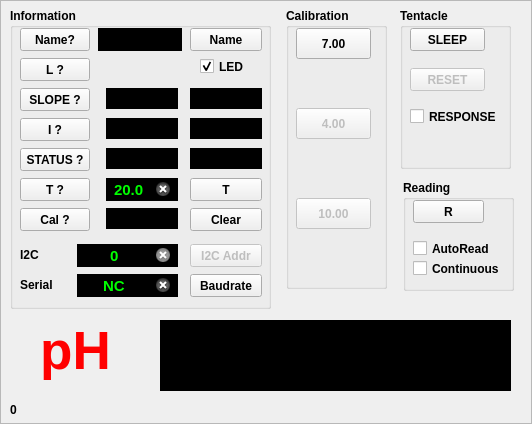
cskv/atlas-tentacle, file src/ezoframe.ui: the form before one commit.
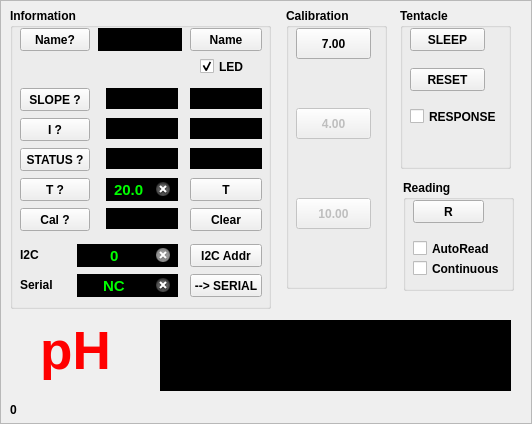
The form after the commit. Icons and pictures are not drawn.

Commit message: EZOFrame: disabled buttons not applicable in I2C mode

Patch:
```diff
--- a/src/ezoframe.ui
+++ b/src/ezoframe.ui
@@ -160,7 +160,7 @@
    </widget>
    <widget class="QPushButton" name="btnFactReset">
     <property name="enabled">
-     <bool>false</bool>
+     <bool>true</bool>
     </property>
     <property name="geometry">
      <rect>
@@ -470,19 +470,6 @@
      <number>4</number>
     </property>
    </widget>
-   <widget class="QPushButton" name="btnLED">
-    <property name="geometry">
-     <rect>
-      <x>10</x>
-      <y>50</y>
-      <width>70</width>
-      <height>23</height>
-     </rect>
-    </property>
-    <property name="text">
-     <string>L ?</string>
-    </property>
-   </widget>
    <widget class="QPushButton" name="btnGetTemp">
     <property name="geometry">
      <rect>
@@ -616,7 +603,7 @@
    </widget>
    <widget class="QPushButton" name="btnI2CAddr">
     <property name="enabled">
-     <bool>false</bool>
+     <bool>true</bool>
     </property>
     <property name="geometry">
      <rect>
@@ -700,7 +687,7 @@
      </rect>
     </property>
     <property name="text">
-     <string>Baudrate</string>
+     <string>--&gt; SERIAL</string>
     </property>
    </widget>
    <widget class="QLineEdit" name="leBaud">
```
Left out of the diff: 2 changed lines with no effect on the pictures. The commit also changes 4 other files.
